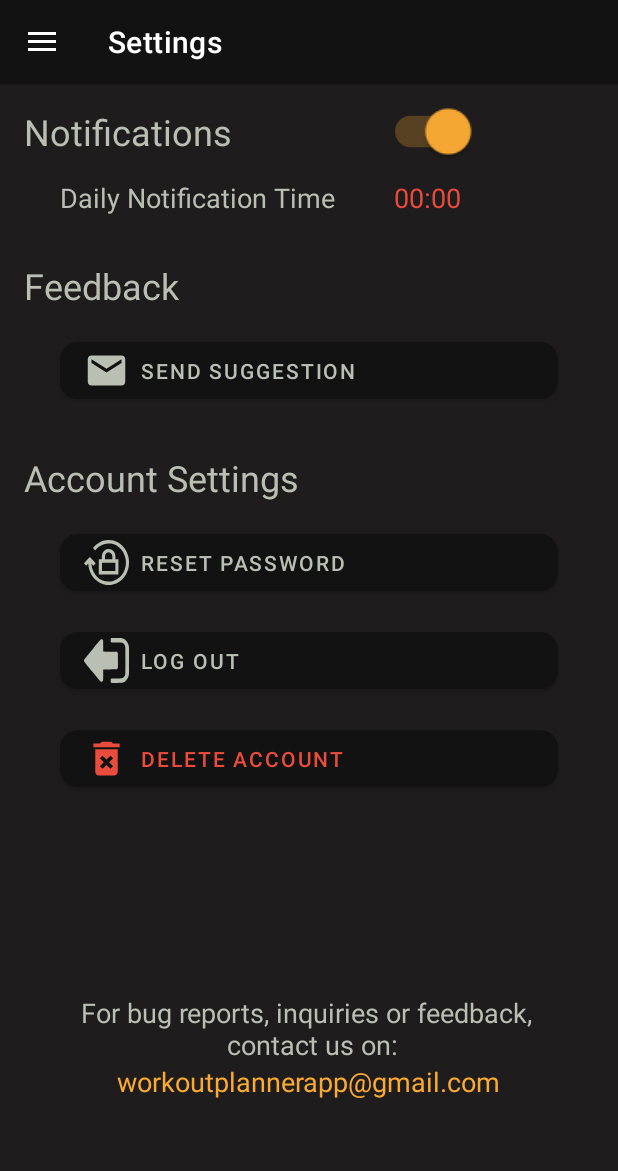
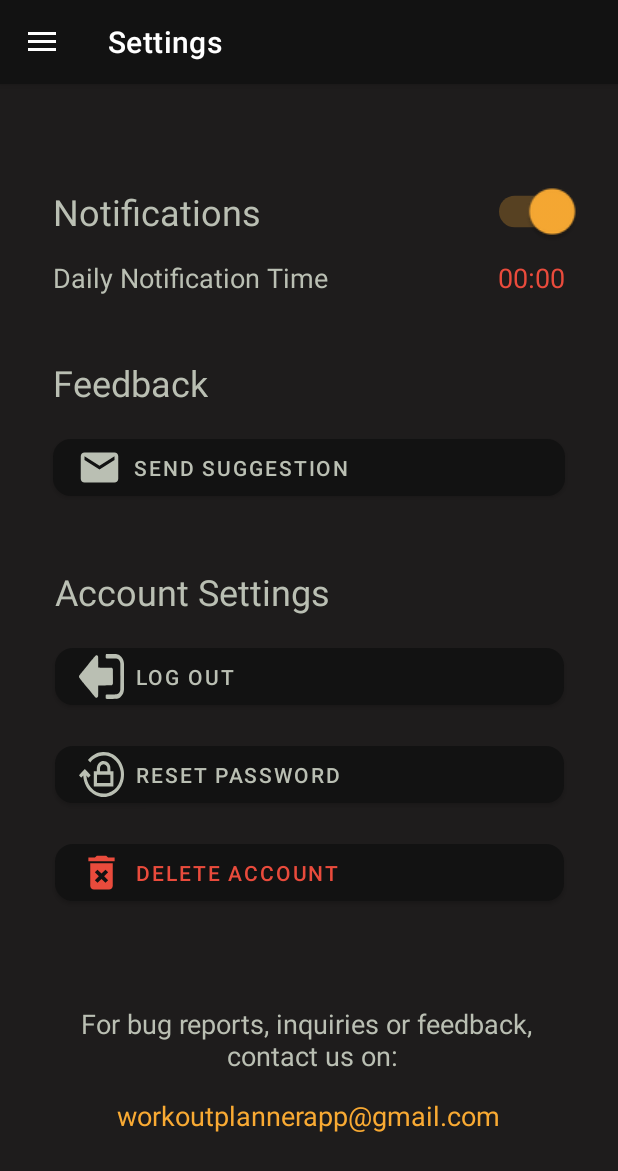
Before and after one commit to serges12/Workout-Planner, an Android app: the Settings screen opened through its navigation route, on a phone screen of 412 x 824 dp. Shown: the top 1171 px of the screen. Run offline under Robolectric (Android 15) with nearby library versions, the phone set to English and light mode, and no system bars; our stand-ins replace Firebase (no records; nobody signed in at launch, a user with empty details on screens opened directly), data binding, navigation-ui; Roboto replaces fonts that are not available here.

Commit message:
added splash screen

```diff
--- /dev/null
+++ b/app/src/main/java/com/example/workoutplanner/splashScreen/SplashScreenActivity.kt
@@ -0,0 +1,22 @@
+package com.example.workoutplanner.splashScreen
+
+import android.content.Intent
+import androidx.appcompat.app.AppCompatActivity
+import android.os.Bundle
+import com.example.workoutplanner.MainActivity
+import com.example.workoutplanner.R
+import com.example.workoutplanner.authentication.LoginRegisterActivity
+import kotlinx.android.synthetic.main.activity_splash_screen.*
+
+class SplashScreenActivity : AppCompatActivity() {
+    override fun onCreate(savedInstanceState: Bundle?) {
+        super.onCreate(savedInstanceState)
+        setContentView(R.layout.activity_splash_screen)
+        this.supportActionBar?.hide()
+        constraintLayoutSplashScreen.setOnClickListener{
+            val intent = Intent(this, LoginRegisterActivity::class.java)
+            startActivity(intent)
+            this?.finish()
+        }
+    }
+}
--- /dev/null
+++ b/app/src/main/res/layout/activity_splash_screen.xml
@@ -0,0 +1,51 @@
+<?xml version="1.0" encoding="utf-8"?>
+<androidx.constraintlayout.widget.ConstraintLayout xmlns:android="http://schemas.android.com/apk/res/android"
+    xmlns:app="http://schemas.android.com/apk/res-auto"
+    xmlns:tools="http://schemas.android.com/tools"
+    android:id="@+id/constraintLayoutSplashScreen"
+    android:layout_width="match_parent"
+    android:layout_height="match_parent"
+    android:background="@color/dark_gray"
+    tools:context=".splashScreen.SplashScreenActivity">
+
+    <TextView
+        android:id="@+id/textView"
+        android:layout_width="wrap_content"
+        android:layout_height="wrap_content"
+        android:text="Workout Planner"
+        android:textAlignment="center"
+        android:textAppearance="@style/TextAppearance.AppCompat.Display2"
+        android:textColor="#FFFFFF"
+        android:textStyle="bold"
+        app:layout_constraintBottom_toTopOf="@+id/imageView"
+        app:layout_constraintEnd_toEndOf="parent"
+        app:layout_constraintStart_toStartOf="parent"
+        app:layout_constraintTop_toTopOf="parent" />
+
+    <ImageView
+        android:id="@+id/imageView"
+        android:layout_width="339dp"
+        android:layout_height="306dp"
+        app:layout_constraintBottom_toBottomOf="parent"
+        app:layout_constraintEnd_toEndOf="parent"
+        app:layout_constraintHorizontal_bias="0.51"
+        app:layout_constraintStart_toStartOf="parent"
+        app:layout_constraintTop_toTopOf="parent"
+        app:srcCompat="@mipmap/app_icon" />
+
+    <TextView
+        android:id="@+id/textView7"
+        android:layout_width="0dp"
+        android:layout_height="wrap_content"
+        android:text="Create, Manage and Share your workouts!"
+        android:textAlignment="center"
+        android:textAppearance="@style/TextAppearance.AppCompat.Body1"
+        android:textColor="#FFFFFF"
+        android:textSize="25sp"
+        android:textStyle="bold"
+        app:layout_constraintBottom_toBottomOf="parent"
+        app:layout_constraintEnd_toEndOf="parent"
+        app:layout_constraintStart_toStartOf="parent"
+        app:layout_constraintTop_toBottomOf="@+id/imageView"
+        app:layout_constraintVertical_bias="0.546" />
+</androidx.constraintlayout.widget.ConstraintLayout>
--- a/app/src/main/res/layout/fragment_settings.xml
+++ b/app/src/main/res/layout/fragment_settings.xml
@@ -9,34 +9,64 @@
 
 
     <androidx.constraintlayout.widget.ConstraintLayout
-        android:id="@+id/constraintLayout2"
-        android:layout_width="match_parent"
+        android:id="@+id/constraintLayoutNotifications"
+        android:layout_width="0dp"
         android:layout_height="wrap_content"
+        android:padding="5dp"
+        app:layout_constraintBottom_toTopOf="@+id/constraintLayoutFeedback"
         app:layout_constraintEnd_toEndOf="parent"
+        app:layout_constraintHorizontal_bias="0.5"
         app:layout_constraintStart_toStartOf="parent"
-        app:layout_constraintTop_toTopOf="parent">
+        app:layout_constraintTop_toTopOf="parent"
+        app:layout_constraintVertical_chainStyle="packed">
 
         <TextView
             android:id="@+id/notificationsText"
             android:layout_width="wrap_content"
             android:layout_height="wrap_content"
-            android:layout_marginStart="16dp"
+            android:layout_marginStart="30dp"
             android:layout_marginTop="15dp"
             android:text="Notifications"
             android:textColor="@color/light_gray"
             android:textSize="24sp"
+            app:layout_constraintEnd_toStartOf="@+id/notificationSwitch"
+            app:layout_constraintHorizontal_bias="0.5"
+            app:layout_constraintHorizontal_chainStyle="spread_inside"
             app:layout_constraintStart_toStartOf="parent"
             app:layout_constraintTop_toTopOf="parent" />
+
+        <Switch
+            android:id="@+id/notificationSwitch"
+            android:layout_width="wrap_content"
+            android:layout_height="wrap_content"
+            android:layout_marginEnd="30dp"
+            android:checked="true"
+            android:scaleX="1.5"
+            android:scaleY="1.5"
+            android:textOff="OFF"
+            android:textOn="ON"
+            android:textSize="24sp"
+            app:layout_constraintBottom_toBottomOf="@+id/notificationsText"
+            app:layout_constraintEnd_toEndOf="parent"
+            app:layout_constraintHorizontal_bias="0.5"
+            app:layout_constraintStart_toEndOf="@+id/notificationsText"
+            app:layout_constraintTop_toTopOf="@+id/notificationsText"
+            app:layout_constraintVertical_bias="0.0" />
 
         <TextView
             android:id="@+id/dailyNotificationText"
             android:layout_width="wrap_content"
             android:layout_height="wrap_content"
-            android:layout_marginStart="40dp"
+            android:layout_marginStart="30dp"
             android:layout_marginTop="15dp"
+            android:layout_marginBottom="15dp"
             android:text="Daily Notification Time"
             android:textColor="@color/light_gray"
             android:textSize="18sp"
+            app:layout_constraintBottom_toBottomOf="parent"
+            app:layout_constraintEnd_toStartOf="@+id/notificationTimePicker"
+            app:layout_constraintHorizontal_bias="0.5"
+            app:layout_constraintHorizontal_chainStyle="spread_inside"
             app:layout_constraintStart_toStartOf="parent"
             app:layout_constraintTop_toBottomOf="@+id/notificationsText" />
 
@@ -44,96 +74,105 @@
             android:id="@+id/notificationTimePicker"
             android:layout_width="wrap_content"
             android:layout_height="wrap_content"
-            android:layout_marginTop="15dp"
+            android:layout_marginEnd="30dp"
             android:clickable="true"
             android:shadowColor="#FFFFFF"
             android:textAlignment="center"
             android:textColor="@color/cherry_tomato"
             android:textSize="18sp"
-            app:layout_constraintEnd_toEndOf="@+id/notificationSwitch"
-            app:layout_constraintTop_toBottomOf="@+id/notificationsText" />
+            app:layout_constraintBottom_toBottomOf="@+id/dailyNotificationText"
+            app:layout_constraintEnd_toEndOf="parent"
+            app:layout_constraintHorizontal_bias="0.5"
+            app:layout_constraintStart_toEndOf="@+id/dailyNotificationText"
+            app:layout_constraintTop_toTopOf="@+id/dailyNotificationText" />
 
-        <Switch
-            android:id="@+id/notificationSwitch"
-            android:layout_width="wrap_content"
+    </androidx.constraintlayout.widget.ConstraintLayout>
+
+    <androidx.constraintlayout.widget.ConstraintLayout
+        android:id="@+id/constraintLayoutFeedback"
+        android:layout_width="0dp"
         android:layout_height="wrap_content"
-            android:layout_marginTop="15dp"
-            android:checked="true"
-            android:scaleX="1.5"
-            android:scaleY="1.5"
-            android:textOff="OFF"
-            android:textOn="ON"
-            android:textSize="24sp"
+        android:padding="5dp"
+        app:layout_constraintBottom_toTopOf="@+id/constraintLayoutAccount"
         app:layout_constraintEnd_toEndOf="parent"
-            app:layout_constraintStart_toEndOf="@+id/notificationsText"
-            app:layout_constraintTop_toTopOf="parent" />
-    </androidx.constraintlayout.widget.ConstraintLayout>
+        app:layout_constraintHorizontal_bias="0.5"
+        app:layout_constraintStart_toStartOf="parent"
+        app:layout_constraintTop_toBottomOf="@+id/constraintLayoutNotifications">
 
         <TextView
             android:id="@+id/feedbackSettingsText"
             android:layout_width="wrap_content"
             android:layout_height="wrap_content"
-        android:layout_marginStart="16dp"
-        android:layout_marginTop="30dp"
+            android:layout_marginStart="30dp"
+            android:layout_marginTop="15dp"
             android:text="Feedback"
             android:textColor="@color/light_gray"
             android:textSize="24sp"
             app:layout_constraintStart_toStartOf="parent"
-        app:layout_constraintTop_toBottomOf="@+id/constraintLayout2" />
+            app:layout_constraintTop_toTopOf="parent" />
+
+        <Button
+            android:id="@+id/sendSuggestionButton"
+            android:layout_width="0dp"
+            android:layout_height="wrap_content"
+            android:layout_marginTop="15dp"
+            android:layout_marginEnd="30dp"
+            android:layout_marginBottom="15dp"
+            android:text="Send Suggestion"
+            android:textAlignment="textStart"
+            app:cornerRadius="12dp"
+            app:icon="@drawable/ic_suggestion"
+            app:iconSize="30dp"
+            app:layout_constraintBottom_toBottomOf="parent"
+            app:layout_constraintEnd_toEndOf="parent"
+            app:layout_constraintStart_toStartOf="@+id/feedbackSettingsText"
+            app:layout_constraintTop_toBottomOf="@+id/feedbackSettingsText" />
+
+    </androidx.constraintlayout.widget.ConstraintLayout>
+
+    <androidx.constraintlayout.widget.ConstraintLayout
+        android:id="@+id/constraintLayoutAccount"
+        android:layout_width="410dp"
+        android:layout_height="292dp"
+        android:padding="5dp"
+        app:layout_constraintBottom_toTopOf="@+id/constraintLayoutContactUs"
+        app:layout_constraintEnd_toEndOf="parent"
+        app:layout_constraintHorizontal_bias="0.5"
+        app:layout_constraintStart_toStartOf="parent"
+        app:layout_constraintTop_toBottomOf="@+id/constraintLayoutFeedback">
 
         <TextView
             android:id="@+id/accountSettingsText"
             android:layout_width="wrap_content"
             android:layout_height="wrap_content"
-        android:layout_marginStart="16dp"
-        android:layout_marginTop="30dp"
+            android:layout_marginStart="30dp"
+            android:layout_marginTop="15dp"
             android:text="Account Settings"
             android:textColor="@color/light_gray"
             android:textSize="24sp"
             app:layout_constraintStart_toStartOf="parent"
-        app:layout_constraintTop_toBottomOf="@+id/sendSuggestionButton" />
+            app:layout_constraintTop_toTopOf="parent" />
 
         <Button
             android:id="@+id/resetPasswordButton"
             android:layout_width="0dp"
             android:layout_height="wrap_content"
-        android:layout_marginStart="40dp"
             android:layout_marginTop="15dp"
-        android:layout_marginEnd="40dp"
             android:text="Reset Password"
             android:textAlignment="textStart"
             app:cornerRadius="12dp"
             app:icon="@drawable/ic_reset_password_icon"
             app:iconSize="30dp"
-        app:layout_constraintEnd_toEndOf="parent"
+            app:layout_constraintEnd_toEndOf="@+id/logOutButton"
             app:layout_constraintHorizontal_bias="0.0"
-        app:layout_constraintStart_toStartOf="parent"
-        app:layout_constraintTop_toBottomOf="@+id/accountSettingsText" />
-
-    <Button
-        android:id="@+id/sendSuggestionButton"
-        android:layout_width="0dp"
-        android:layout_height="wrap_content"
-        android:layout_marginStart="40dp"
-        android:layout_marginTop="15dp"
-        android:layout_marginEnd="40dp"
-        android:text="Send Suggestion"
-        android:textAlignment="textStart"
-        app:cornerRadius="12dp"
-        app:icon="@drawable/ic_suggestion"
-        app:iconSize="30dp"
-        app:layout_constraintEnd_toEndOf="parent"
-        app:layout_constraintHorizontal_bias="0.0"
-        app:layout_constraintStart_toStartOf="parent"
-        app:layout_constraintTop_toBottomOf="@+id/feedbackSettingsText" />
+            app:layout_constraintStart_toStartOf="@+id/logOutButton"
+            app:layout_constraintTop_toBottomOf="@+id/logOutButton" />
 
         <Button
             android:id="@+id/deleteAccountButton"
             android:layout_width="0dp"
             android:layout_height="wrap_content"
-        android:layout_marginStart="40dp"
             android:layout_marginTop="15dp"
-        android:layout_marginEnd="40dp"
             android:text="Delete Account"
             android:textAlignment="textStart"
             android:textColor="@color/cherry_tomato"
@@ -141,54 +180,68 @@
             app:icon="@drawable/ic_delete"
             app:iconSize="30dp"
             app:iconTint="@color/cherry_tomato"
-        app:layout_constraintEnd_toEndOf="parent"
-        app:layout_constraintHorizontal_bias="0.0"
-        app:layout_constraintStart_toStartOf="parent"
-        app:layout_constraintTop_toBottomOf="@+id/logOutButton" />
+            app:layout_constraintEnd_toEndOf="@+id/resetPasswordButton"
+            app:layout_constraintStart_toStartOf="@+id/resetPasswordButton"
+            app:layout_constraintTop_toBottomOf="@+id/resetPasswordButton" />
 
         <Button
             android:id="@+id/logOutButton"
             android:layout_width="0dp"
             android:layout_height="wrap_content"
-        android:layout_marginStart="40dp"
             android:layout_marginTop="15dp"
-        android:layout_marginEnd="40dp"
+            android:layout_marginEnd="30dp"
             android:text="Log Out"
             android:textAlignment="textStart"
             app:cornerRadius="12dp"
             app:icon="@drawable/ic_log_out_icon_jpg"
             app:iconSize="30dp"
             app:layout_constraintEnd_toEndOf="parent"
+            app:layout_constraintHorizontal_bias="0.0"
+            app:layout_constraintStart_toStartOf="@+id/accountSettingsText"
+            app:layout_constraintTop_toBottomOf="@+id/accountSettingsText" />
+
+    </androidx.constraintlayout.widget.ConstraintLayout>
+
+    <androidx.constraintlayout.widget.ConstraintLayout
+        android:id="@+id/constraintLayoutContactUs"
+        android:layout_width="0dp"
+        android:layout_height="wrap_content"
+        android:padding="5dp"
+        app:layout_constraintBottom_toBottomOf="parent"
+        app:layout_constraintEnd_toEndOf="parent"
+        app:layout_constraintHorizontal_bias="0.5"
         app:layout_constraintStart_toStartOf="parent"
-        app:layout_constraintTop_toBottomOf="@+id/resetPasswordButton" />
+        app:layout_constraintTop_toBottomOf="@+id/constraintLayoutAccount">
+
+        <TextView
+            android:id="@+id/contactEmail"
+            android:layout_width="wrap_content"
+            android:layout_height="wrap_content"
+            android:layout_marginTop="15dp"
+            android:layout_marginBottom="15dp"
+            android:clickable="true"
+            android:text="workoutplannerapp@gmail.com"
+            android:textColor="@color/orange_500"
+            android:textSize="18sp"
+            app:layout_constraintBottom_toBottomOf="parent"
+            app:layout_constraintEnd_toEndOf="parent"
+            app:layout_constraintStart_toStartOf="parent"
+            app:layout_constraintTop_toBottomOf="@+id/contactUs" />
 
         <TextView
             android:id="@+id/contactUs"
             android:layout_width="wrap_content"
             android:layout_height="wrap_content"
-        android:layout_marginStart="5dp"
-        android:layout_marginTop="16dp"
-        android:layout_marginEnd="5dp"
+            android:layout_marginTop="15dp"
             android:text="For bug reports, inquiries or feedback, \n contact us on:"
             android:textAlignment="center"
             android:textColor="@color/light_gray"
             android:textSize="18sp"
-        app:layout_constraintBottom_toBottomOf="parent"
-        app:layout_constraintEnd_toEndOf="parent"
-        app:layout_constraintStart_toStartOf="parent"
-        app:layout_constraintTop_toBottomOf="@+id/deleteAccountButton" />
+            app:layout_constraintEnd_toEndOf="@+id/contactEmail"
+            app:layout_constraintStart_toStartOf="@+id/contactEmail"
+            app:layout_constraintTop_toTopOf="parent" />
 
-    <TextView
-        android:id="@+id/contactEmail"
-        android:layout_width="wrap_content"
-        android:layout_height="wrap_content"
-        android:clickable="true"
-        android:text="workoutplannerapp@gmail.com"
-        android:textColor="@color/orange_500"
-        android:textSize="18sp"
-        app:layout_constraintEnd_toEndOf="parent"
-        app:layout_constraintStart_toStartOf="parent"
-        app:layout_constraintTop_toBottomOf="@+id/contactUs" />
+    </androidx.constraintlayout.widget.ConstraintLayout>
 
 </androidx.constraintlayout.widget.ConstraintLayout>
 </layout>
--- a/app/src/main/res/values-night/themes.xml
+++ b/app/src/main/res/values-night/themes.xml
@@ -1,6 +1,7 @@
 <resources xmlns:tools="http://schemas.android.com/tools">
     <!-- Base application theme. -->
-    <style name="Theme.WorkoutPlanner" parent="Theme.MaterialComponents.DayNight.DarkActionBar">
+    <!-- <style name="Theme.WorkoutPlanner" parent="Theme.MaterialComponents.DayNight.DarkActionBar"> use this for dark mode support-->
+    <style name="Theme.WorkoutPlanner" parent="Theme.MaterialComponents.Light.DarkActionBar">
         <!-- Primary brand color. -->
         <item name="colorPrimary">@color/dark_gray</item>
         <item name="colorPrimaryVariant">@color/purple_700</item>
--- a/app/src/main/res/values/themes.xml
+++ b/app/src/main/res/values/themes.xml
@@ -1,6 +1,7 @@
 <resources xmlns:tools="http://schemas.android.com/tools">
     <!-- Base application theme. -->
-    <style name="Theme.WorkoutPlanner" parent="Theme.MaterialComponents.DayNight.DarkActionBar">
+    <!-- <style name="Theme.WorkoutPlanner" parent="Theme.MaterialComponents.DayNight.DarkActionBar"> use this for dark mode support -->
+    <style name="Theme.WorkoutPlanner" parent="Theme.MaterialComponents.Light.DarkActionBar">
         <!-- Primary brand color. -->
         <item name="colorPrimary">@color/dark_gray</item>
         <item name="colorPrimaryVariant">@color/purple_700</item>
```
Also changed, not shown: app/src/main/AndroidManifest.xml (+15 -8 lines), 1 other file. Lines whose indentation alone changed are shown as unchanged.
